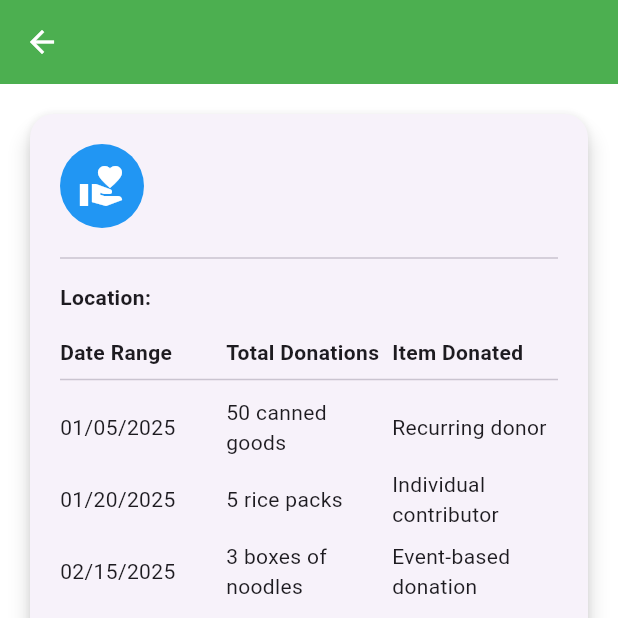
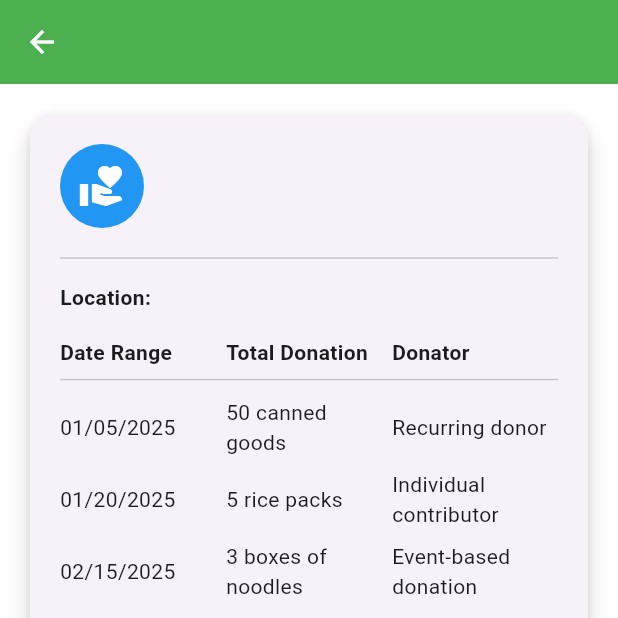
Before and after one commit to Pantrypal-App/Pantrypal, a Flutter app: the BarangayDetailsPage screen opened directly with empty values, on a phone screen of 412 x 824 dp, the top half of it. Run offline on Flutter 3.47's test engine with Material 3 defaults, Android fonts, the phone set to English and light mode, and no system bars; drawn by our look-alikes of carousel_slider; our stand-ins replace awesome_bottom_bar, cloud_firestore, firebase_auth, firebase_core, firebase_storage, flutter_map and 6 more; missing offline and left inert: google_mlkit_text_recognition; accounts and stored records are empty.

Commit message:
final push

```diff
--- a/lib/pages/barangay_details_page.dart
+++ b/lib/pages/barangay_details_page.dart
@@ -128,11 +128,11 @@ class BarangayDetailsPage extends StatelessWidget {
                       ),
                       Expanded(
                         flex: 2,
-                        child: Text('Total Donations', style: TextStyle(fontWeight: FontWeight.bold)),
+                        child: Text('Total Donation', style: TextStyle(fontWeight: FontWeight.bold)),
                       ),
                       Expanded(
                         flex: 2,
-                        child: Text('Item Donated', style: TextStyle(fontWeight: FontWeight.bold)),
+                        child: Text('Donator', style: TextStyle(fontWeight: FontWeight.bold)),
                       ),
                     ],
                   ),
--- a/pubspec.yaml
+++ b/pubspec.yaml
@@ -53,6 +53,7 @@ dependencies:
   geocoding: ^2.1.0
   google_mlkit_text_recognition: ^0.15.0
   google_mlkit_commons: ^0.11.0
+  share_plus: ^11.0.0
 
 dev_dependencies:
   flutter_test:
```
Also changed, not shown: lib/pages/Home_page.dart (+12 -9 lines), lib/pages/profile_page.dart (+6 -1 lines), pubspec.lock, 7 other files.
